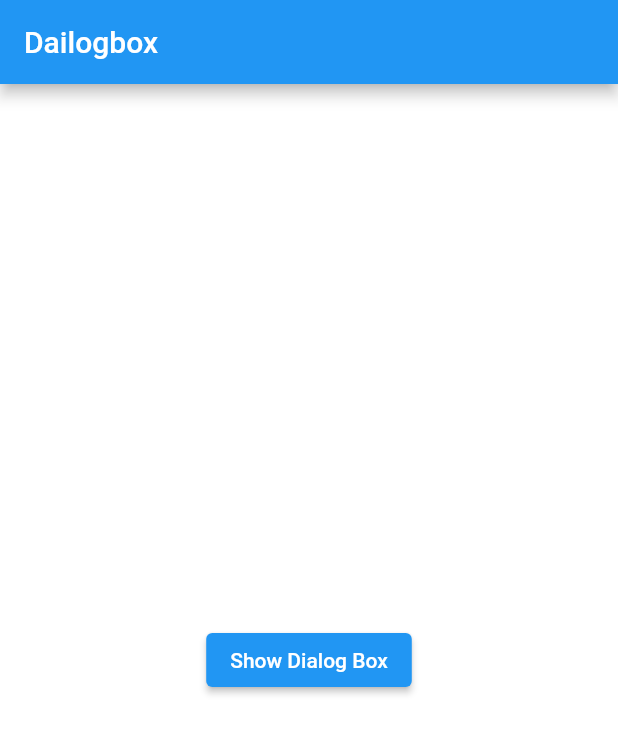
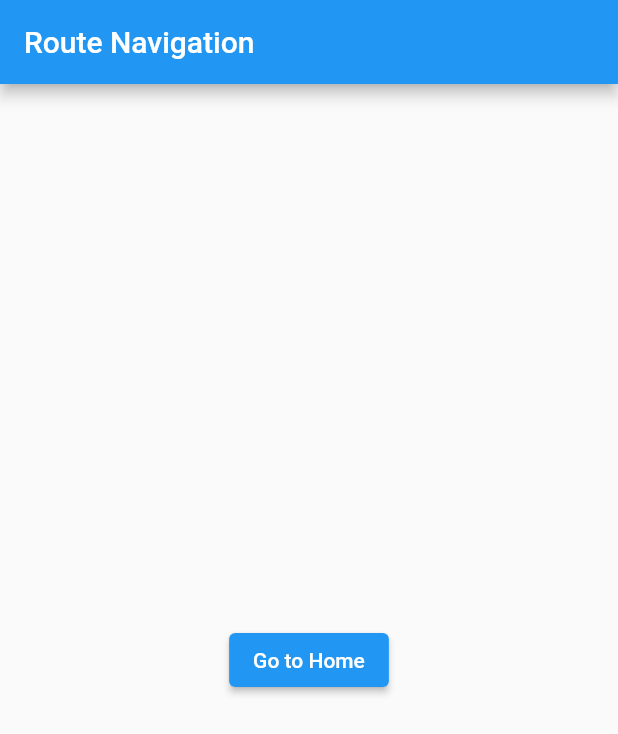
Before and after one commit to Nayan-03/Getx_learn, a Flutter app: the screen it shows after launch, on a phone screen of 412 x 824 dp. Shown: the top 734 px of the screen. Run offline on Flutter 3.47's test engine with Material 2 defaults, Android fonts, the phone set to English and light mode, and no system bars; our stand-ins replace get.

Commit message:
commit_3

```diff
--- a/lib/dailogbox.dart
+++ b/lib/dailogbox.dart
@@ -1,6 +1,5 @@
 import 'package:flutter/material.dart';
 import 'package:get/get.dart';
-import 'package:get/get_connect/http/src/utils/utils.dart';
 
 class DialogboxWidget extends StatefulWidget {
   const DialogboxWidget({super.key});
--- a/lib/main.dart
+++ b/lib/main.dart
@@ -1,5 +1,9 @@
 import 'package:flutter/material.dart';
+import 'package:getx_learn/bottomsheet.dart';
 import 'package:getx_learn/dailogbox.dart';
+import 'package:getx_learn/home.dart';
+import 'package:getx_learn/navigation.dart';
+import 'package:getx_learn/route_navigation.dart';
 import 'package:getx_learn/routes/routes.dart';
 import 'package:getx_learn/snackbar.dart';
 
@@ -17,11 +21,15 @@ class MyApp extends StatelessWidget {
         title: 'Snackbar',
         theme: ThemeData(
             primarySwatch: Colors.blue, scaffoldBackgroundColor: Colors.white),
-        home: const DialogboxWidget(),
+        home: const Navigationroute(),
         routes: {
           //"/": (context) => const SplashScreen(),
           MyRoutes.snackbarroute: (context) => const SnackbarWidget(),
           MyRoutes.dialogboxroute: (context) => const DialogboxWidget(),
+          MyRoutes.bottomsheetroute: (context) => const BottomsheetWidget(),
+          MyRoutes.navigation: (context) => const NavigationWidget(),
+          MyRoutes.homeroute: (context) => const Home(),
+          MyRoutes.routenavigation: (context) => const Navigationroute(),
         });
   }
 }
--- /dev/null
+++ b/lib/navigation.dart
@@ -0,0 +1,53 @@
+import 'package:flutter/material.dart';
+import 'package:get/get.dart';
+import 'package:getx_learn/home.dart';
+
+class NavigationWidget extends StatelessWidget {
+  const NavigationWidget({super.key});
+
+  @override
+  Widget build(BuildContext context) {
+    return GetMaterialApp(
+      debugShowCheckedModeBanner: false,
+      home: Scaffold(
+        appBar: AppBar(
+          title: const Text("Navigation"),
+        ),
+        body: Center(
+          child: Column(
+            mainAxisAlignment: MainAxisAlignment.center,
+            crossAxisAlignment: CrossAxisAlignment.center,
+            children: [
+              ElevatedButton(
+                onPressed: () async {
+//////////////// Propertise ////////////////////
+//                   Get.to(
+//                     const Home(),
+// //////// To make the screen full dialog/////////
+//                     fullscreenDialog: true,
+// //////// Tp provide animations ////////
+//                     transition: Transition.zoom,
+// //////// Duration for transition animation /////////
+//                      //duration: const Duration(milliseconds: 4000),
+// //////// Curve animation //////////////
+//                     curve: Curves.bounceInOut,
+//                   );
+// /////// Go to home screen but no option to return to previous screen ///////////
+//                //Get.off(const Home());
+// /////// Go to home screen and cancel all privious screens/ routes///////////////
+//                 //Get.offAll(const Home());
+// /////// Go to the next screen with some data ///////////////////
+//                 //Get.to(const Home(), arguments: "Data From Main");
+//   ///////// Go to next screen and recive data sent from home screen //////////////////
+                  var data = await Get.to(const Home());
+                  print("The Received data is $data");
+                },
+                child: const Text("Go to Home"),
+              ),
+            ],
+          ),
+        ),
+      ),
+    );
+  }
+}
--- /dev/null
+++ b/lib/route_navigation.dart
@@ -0,0 +1,59 @@
+import 'package:flutter/material.dart';
+import 'package:get/get.dart';
+import 'package:getx_learn/home.dart';
+import 'package:getx_learn/main.dart';
+import 'package:getx_learn/next_screen.dart';
+
+class Navigationroute extends StatelessWidget {
+  const Navigationroute({super.key});
+
+  @override
+  Widget build(BuildContext context) {
+    return GetMaterialApp(
+      title: "Navigation Route",
+      initialRoute: "/",
+      defaultTransition: Transition.zoom,
+      getPages: [
+        GetPage(name: '/', page: () => const MyApp()),
+        GetPage(name: '/home', page: () => const Home()),
+        GetPage(
+            name: '/nextScreen/ : someValue',
+            page: () => const NextScreen(),
+            transition: Transition.leftToRight),
+
+        // GetPage(
+        //     name: '/nextScreen',
+        //     page: () => const NextScreen(),
+        //     transition: Transition.leftToRight),
+      ],
+      home: Scaffold(
+        appBar: AppBar(
+          title: const Text("Route Navigation"),
+        ),
+        body: Center(
+          child: Column(
+            mainAxisAlignment: MainAxisAlignment.center,
+            crossAxisAlignment: CrossAxisAlignment.center,
+            children: [
+              ElevatedButton(
+                onPressed: () {
+                  ///////////// Propertise ///////////////////
+                  Get.toNamed("/home");
+//  /////////// Go to home screen but no option  to return to privous screen////////////////
+                  //Get.offNamed("/home");
+//  /////////// Go to home screen and cancel all privious screens/  routes ////////////////
+                  //Get.offAllNamed("/home");
+//  ////////////// Dynamic URL link //////////////////
+                  // Get.toNamed(
+                  //   "/home?channel=Nayan Moradiya&content=Flutter Getx",
+                  //);
+                },
+                child: const Text("Go to Home"),
+              ),
+            ],
+          ),
+        ),
+      ),
+    );
+  }
+}
--- a/lib/routes/routes.dart
+++ b/lib/routes/routes.dart
@@ -1,6 +1,10 @@
 class MyRoutes {
-  static String snackbarroute = "/SnackbarWidhet";
-  static String dialogboxroute = "/DialogboxWidhet";
+  static String snackbarroute = "/SnackbarWidget";
+  static String dialogboxroute = "/DialogboxWidget";
+  static String bottomsheetroute = "/BottomsheetWidget";
+  static String navigation = "/NavigationWidget";
+  static String homeroute = "/Home";
+  static String routenavigation = "/Navigationroute";
 
 
 }
```
Also changed, not shown: lib/bottomsheet.dart (added, +64 -0 lines), lib/home.dart (added, +59 -0 lines), lib/next_screen.dart (added, +24 -0 lines).
